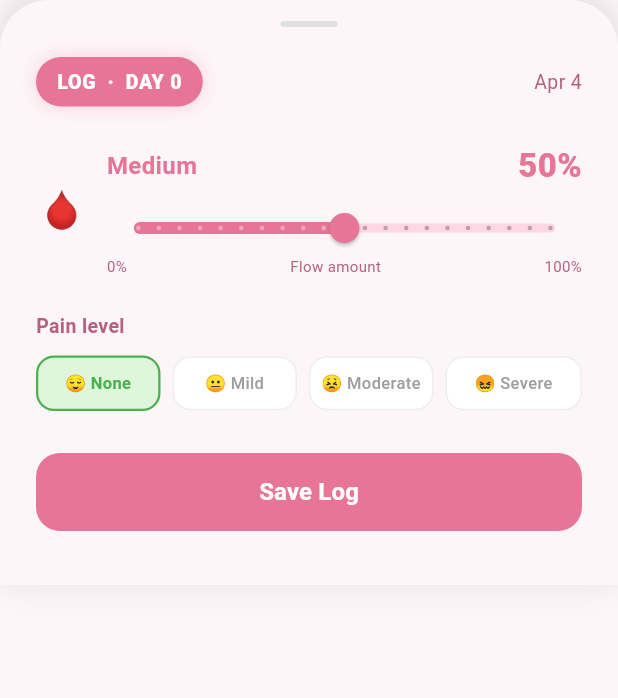
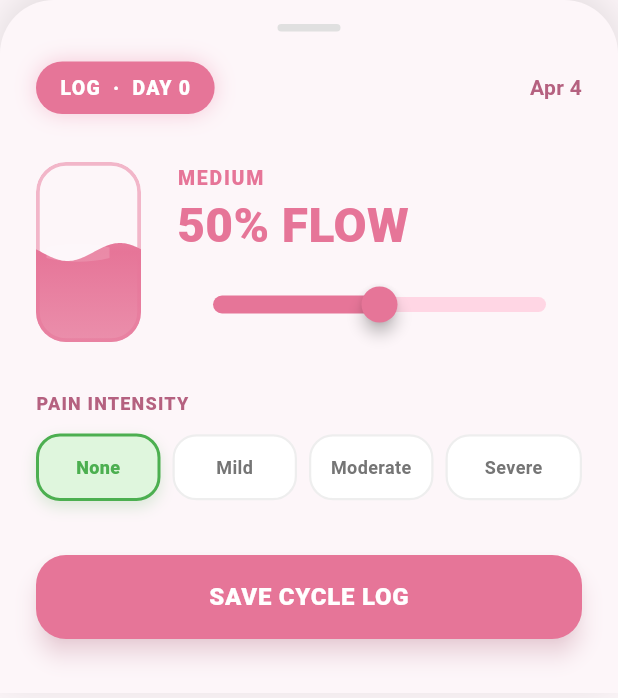
Before and after one commit to alwin-m/liora, a Flutter app: the DayLogSheet widget shown alone on an empty page, opened directly with empty values, on a phone screen of 412 x 824 dp. Shown: the top 698 px of the screen. Run offline on Flutter 3.47's test engine with Material 3 defaults, Android fonts, the phone set to English and light mode, and no system bars; our stand-ins replace cloud_firestore, firebase_auth, firebase_core, flutter_local_notifications, google_fonts, image_picker and 3 more; accounts and stored records are empty.

Commit message:
Enhanced cycle logging UI with interactive liquid vial animations and glassmorphic insight cards.

```diff
--- a/lib/widgets/day_log_sheet.dart
+++ b/lib/widgets/day_log_sheet.dart
@@ -2,9 +2,11 @@ import 'dart:math';
 import 'package:flutter/material.dart';
 import 'package:flutter/services.dart';
 
+import '../widgets/vial_painter.dart';
+
 // ─────────────────────────────────────────────────────────────────────────────
 //  DayLogSheet — iPhone-style bottom sheet for logging a single period day
-//  User logs:  flow percentage (slider)  +  pain level (pills)
+//  Now upgraded with real-time liquid-fill vial animations.
 // ─────────────────────────────────────────────────────────────────────────────
 
 class DayLogSheet extends StatefulWidget {
@@ -29,25 +31,61 @@ class DayLogSheet extends StatefulWidget {
   State<DayLogSheet> createState() => _DayLogSheetState();
 }
 
-class _DayLogSheetState extends State<DayLogSheet> {
+class _DayLogSheetState extends State<DayLogSheet> with TickerProviderStateMixin {
   late double _flow;  // 0.0–100.0
   late int _pain;     // 0–3
+
+  late final AnimationController _waveController;
+  late final AnimationController _fillController;
+  late Animation<double> _fillAnimation;
 
   @override
   void initState() {
     super.initState();
     _flow = widget.initialFlow.toDouble();
     _pain = widget.initialPain;
+
+    _waveController = AnimationController(
+      vsync: this,
+      duration: const Duration(seconds: 2),
+    )..repeat();
+
+    _fillController = AnimationController(
+      vsync: this,
+      duration: const Duration(milliseconds: 800),
+    );
+
+    _fillAnimation = Tween<double>(begin: _flow / 100, end: _flow / 100).animate(
+      CurvedAnimation(parent: _fillController, curve: Curves.easeOutCubic),
+    );
+
+    _fillController.forward();
+  }
+
+  @override
+  void dispose() {
+    _waveController.dispose();
+    _fillController.dispose();
+    super.dispose();
+  }
+
+  void _updateFlow(double newValue) {
+    HapticFeedback.selectionClick();
+    setState(() {
+      _flow = newValue;
+    });
+
+    // Animate the liquid level change
+    _fillAnimation = Tween<double>(
+      begin: _fillAnimation.value,
+      end: newValue / 100,
+    ).animate(
+      CurvedAnimation(parent: _fillController, curve: Curves.easeOutCubic),
+    );
+    _fillController.forward(from: 0);
   }
 
   // ── Helpers ──────────────────────────────────────────────────────────────
-  String get _flowEmoji {
-    if (_flow < 15) return '🩹';
-    if (_flow < 35) return '💧';
-    if (_flow < 60) return '🩸';
-    if (_flow < 80) return '🩸💧';
-    return '🩸🩸';
-  }
 
   String get _flowLabel {
     if (_flow < 15) return 'Spotting';
@@ -87,18 +125,18 @@ class _DayLogSheetState extends State<DayLogSheet> {
     return Container(
       decoration: const BoxDecoration(
         color: Color(0xFFFDF6F9),
-        borderRadius: BorderRadius.vertical(top: Radius.circular(32)),
-        boxShadow: [BoxShadow(color: Colors.black12, blurRadius: 20, offset: Offset(0, -4))],
+        borderRadius: BorderRadius.vertical(top: Radius.circular(36)),
+        boxShadow: [BoxShadow(color: Colors.black12, blurRadius: 25, offset: Offset(0, -6))],
       ),
       padding: EdgeInsets.fromLTRB(
-          24, 14, 24, MediaQuery.of(context).viewInsets.bottom + 36),
+          24, 16, 24, MediaQuery.of(context).viewInsets.bottom + 36),
       child: Column(
         mainAxisSize: MainAxisSize.min,
         children: [
-          // ── Handle ──
+          // ── Drag Handle ──
           Container(
-            width: 38,
-            height: 4,
+            width: 42,
+            height: 5,
             decoration: BoxDecoration(
               color: Colors.grey.shade300,
               borderRadius: BorderRadius.circular(10),
@@ -106,96 +144,118 @@ class _DayLogSheetState extends State<DayLogSheet> {
           ),
           const SizedBox(height: 20),
 
-          // ── Title row ──
+          // ── Header Row ──
           Row(children: [
             Container(
-              padding: const EdgeInsets.symmetric(horizontal: 14, vertical: 7),
+              padding: const EdgeInsets.symmetric(horizontal: 16, vertical: 8),
               decoration: BoxDecoration(
                 color: const Color(0xFFE67598),
                 borderRadius: BorderRadius.circular(22),
-                boxShadow: [BoxShadow(color: const Color(0xFFE67598).withValues(alpha: 0.3), blurRadius: 10)],
+                boxShadow: [BoxShadow(color: const Color(0xFFE67598).withValues(alpha: 0.35), blurRadius: 12)],
               ),
               child: Text(
                 'LOG  ·  DAY ${widget.dayNumber}',
                 style: const TextStyle(
-                  fontSize: 13, fontWeight: FontWeight.w800,
-                  color: Colors.white, letterSpacing: 0.5,
+                  fontSize: 13, fontWeight: FontWeight.w900,
+                  color: Colors.white, letterSpacing: 0.8,
                 ),
               ),
             ),
             const Spacer(),
             Text(
               _formatDate(widget.date),
-              style: const TextStyle(fontSize: 13, color: Color(0xFFB56180)),
+              style: const TextStyle(fontSize: 14, fontWeight: FontWeight.w600, color: Color(0xFFB56180)),
             ),
           ]),
-          const SizedBox(height: 24),
+          const SizedBox(height: 32),
 
-          // ── Flow section ──
-          Row(children: [
-            Text(_flowEmoji, style: const TextStyle(fontSize: 28)),
-            const SizedBox(width: 12),
-            Expanded(
-              child: Column(crossAxisAlignment: CrossAxisAlignment.start, children: [
-                Row(mainAxisAlignment: MainAxisAlignment.spaceBetween, children: [
-                  Text(
-                    _flowLabel,
-                    style: TextStyle(
-                      fontSize: 16, fontWeight: FontWeight.w700,
+          // ── Interactive Flow Section ──
+          Row(
+            crossAxisAlignment: CrossAxisAlignment.center,
+            children: [
+              // LARGE INTERACTIVE VIAL
+              SizedBox(
+                width: 70,
+                height: 120,
+                child: AnimatedBuilder(
+                  animation: Listenable.merge([_fillAnimation, _waveController]),
+                  builder: (context, _) => ClipRRect(
+                    borderRadius: BorderRadius.circular(20),
+                    child: CustomPaint(
+                      painter: VialPainter(
+                        fillFraction: _fillAnimation.value,
+                        wavePhase: _waveController.value,
                         color: _flowColor,
                       ),
-                  ),
-                  Text(
-                    '${_flow.round()}%',
-                    style: TextStyle(
-                      fontSize: 22, fontWeight: FontWeight.w800,
-                      color: _flowColor,
+                      child: Container(
+                        decoration: BoxDecoration(
+                          borderRadius: BorderRadius.circular(20),
+                          border: Border.all(
+                            color: _flowColor.withValues(alpha: 0.5),
+                            width: 2.5,
                           ),
                         ),
-                ]),
-                const SizedBox(height: 8),
+                      ),
+                    ),
+                  ),
+                ),
+              ),
+              const SizedBox(width: 24),
+
+              // Flow Controls
+              Expanded(
+                child: Column(
+                  crossAxisAlignment: CrossAxisAlignment.start,
+                  children: [
+                    Text(
+                      _flowLabel.toUpperCase(),
+                      style: TextStyle(
+                        fontSize: 13, fontWeight: FontWeight.w800,
+                        letterSpacing: 1.2, color: _flowColor,
+                      ),
+                    ),
+                    const SizedBox(height: 4),
+                    Text(
+                      '${_flow.round()}% FLOW',
+                      style: TextStyle(
+                        fontSize: 32, fontWeight: FontWeight.w900,
+                        color: _flowColor, height: 1.1,
+                      ),
+                    ),
+                    const SizedBox(height: 12),
                     SliderTheme(
                       data: SliderTheme.of(context).copyWith(
                         activeTrackColor: _flowColor,
                         inactiveTrackColor: const Color(0xFFFFD6E4),
                         thumbColor: _flowColor,
-                    thumbShape: const RoundSliderThumbShape(enabledThumbRadius: 10),
-                    overlayShape: const RoundSliderOverlayShape(overlayRadius: 18),
-                    trackHeight: 6,
+                        thumbShape: const RoundSliderThumbShape(enabledThumbRadius: 12, elevation: 4),
+                        trackHeight: 10,
+                        overlayColor: _flowColor.withValues(alpha: 0.2),
                       ),
                       child: Slider(
                         value: _flow,
                         min: 0,
                         max: 100,
-                    divisions: 20,
-                    onChanged: (v) {
-                      HapticFeedback.selectionClick();
-                      setState(() => _flow = v);
-                    },
+                        divisions: 100, // Smoother slide
+                        onChanged: _updateFlow,
                       ),
                     ),
-                const Row(
-                  mainAxisAlignment: MainAxisAlignment.spaceBetween,
-                  children: [
-                    Text('0%', style: TextStyle(fontSize: 10, color: Color(0xFFB56180))),
-                    Text('Flow amount', style: TextStyle(fontSize: 10, color: Color(0xFFB56180))),
-                    Text('100%', style: TextStyle(fontSize: 10, color: Color(0xFFB56180))),
                   ],
                 ),
-              ]),
               ),
-          ]),
-          const SizedBox(height: 24),
+            ],
+          ),
+          const SizedBox(height: 32),
 
-          // ── Pain section ──
+          // ── Pain Section ──
           const Align(
             alignment: Alignment.centerLeft,
             child: Text(
-              'Pain level',
-              style: TextStyle(fontSize: 13, fontWeight: FontWeight.w600, color: Color(0xFFB56180)),
+              'PAIN INTENSITY',
+              style: TextStyle(fontSize: 12, fontWeight: FontWeight.w800, letterSpacing: 0.8, color: Color(0xFFB56180)),
             ),
           ),
-          const SizedBox(height: 10),
+          const SizedBox(height: 12),
           Row(
             children: List.generate(4, (i) {
               final selected = _pain == i;
@@ -208,23 +268,26 @@ class _DayLogSheetState extends State<DayLogSheet> {
                       setState(() => _pain = i);
                     },
                     child: AnimatedContainer(
-                      duration: const Duration(milliseconds: 200),
-                      padding: const EdgeInsets.symmetric(vertical: 9),
+                      duration: const Duration(milliseconds: 250),
+                      padding: const EdgeInsets.symmetric(vertical: 12),
                       decoration: BoxDecoration(
                         color: selected ? _painColors[i] : Colors.white,
-                        borderRadius: BorderRadius.circular(12),
+                        borderRadius: BorderRadius.circular(16),
                         border: Border.all(
                           color: selected ? _painText[i] : Colors.grey.shade200,
-                          width: selected ? 1.5 : 1,
+                          width: selected ? 2.0 : 1.5,
                         ),
+                        boxShadow: selected ? [
+                          BoxShadow(color: _painText[i].withValues(alpha: 0.2), blurRadius: 8, offset: const Offset(0, 4))
+                        ] : null,
                       ),
                       child: Text(
-                        _painLabels[i],
+                        _painLabels[i].split(' ').last, // Text only for compact fit
                         textAlign: TextAlign.center,
                         style: TextStyle(
-                          fontSize: 11,
-                          fontWeight: selected ? FontWeight.w700 : FontWeight.w500,
-                          color: selected ? _painText[i] : Colors.grey,
+                          fontSize: 12,
+                          fontWeight: selected ? FontWeight.w800 : FontWeight.w600,
+                          color: selected ? _painText[i] : Colors.grey.shade600,
                         ),
                       ),
                     ),
@@ -233,25 +296,26 @@ class _DayLogSheetState extends State<DayLogSheet> {
               );
             }),
           ),
-          const SizedBox(height: 28),
+          const SizedBox(height: 36),
 
-          // ── Save button ──
+          // ── Save Button ──
           SizedBox(
             width: double.infinity,
-            height: 52,
+            height: 56,
             child: ElevatedButton(
               style: ElevatedButton.styleFrom(
                 backgroundColor: const Color(0xFFE67598),
                 foregroundColor: Colors.white,
-                shape: RoundedRectangleBorder(borderRadius: BorderRadius.circular(16)),
-                elevation: 0,
+                shape: RoundedRectangleBorder(borderRadius: BorderRadius.circular(20)),
+                elevation: 6,
+                shadowColor: const Color(0xFFE67598).withValues(alpha: 0.4),
               ),
               onPressed: () {
                 HapticFeedback.mediumImpact();
                 Navigator.pop(context);
                 widget.onSave(_flow.round(), _pain);
               },
-              child: const Text('Save Log', style: TextStyle(fontSize: 16, fontWeight: FontWeight.w700)),
+              child: const Text('SAVE CYCLE LOG', style: TextStyle(fontSize: 16, fontWeight: FontWeight.w900, letterSpacing: 0.5)),
             ),
           ),
         ],
--- /dev/null
+++ b/lib/widgets/vial_painter.dart
@@ -0,0 +1,63 @@
+import 'dart:math';
+import 'package:flutter/material.dart';
+
+class VialPainter extends CustomPainter {
+  final double fillFraction;
+  final double wavePhase;
+  final Color? color;
+
+  const VialPainter({
+    required this.fillFraction,
+    required this.wavePhase,
+    this.color,
+  });
+
+  @override
+  void paint(Canvas canvas, Size size) {
+    if (fillFraction <= 0) return;
+
+    final baseColor = color ?? const Color(0xFFE67598);
+
+    final paint = Paint()
+      ..shader = LinearGradient(
+        begin: Alignment.topCenter,
+        end: Alignment.bottomCenter,
+        colors: [
+          baseColor.withValues(alpha: 0.7),
+          baseColor,
+          baseColor.withValues(alpha: 0.8),
+        ],
+      ).createShader(Rect.fromLTWH(0, 0, size.width, size.height));
+
+    final waveH = size.height * 0.05;
+    final baseY = size.height * (1.0 - fillFraction);
+    final path = Path()..moveTo(0, baseY);
+
+    for (double x = 0; x <= size.width; x += 1.0) {
+      path.lineTo(
+        x,
+        baseY + sin((x / size.width) * 2 * pi + wavePhase * 2 * pi) * waveH,
+      );
+    }
+    path.lineTo(size.width, size.height);
+    path.lineTo(0, size.height);
+    path.close();
+    canvas.drawPath(path, paint);
+
+    // Shimmer effect
+    final shimmer = Paint()
+      ..color = Colors.white.withValues(alpha: 0.15)
+      ..style = PaintingStyle.fill;
+    final sp = Path()
+      ..moveTo(size.width * 0.1, baseY - 3)
+      ..quadraticBezierTo(size.width * 0.4, baseY - 8, size.width * 0.7, baseY - 3)
+      ..lineTo(size.width * 0.7, baseY + 4)
+      ..quadraticBezierTo(size.width * 0.4, baseY + 9, size.width * 0.1, baseY + 4)
+      ..close();
+    canvas.drawPath(sp, shimmer);
+  }
+
+  @override
+  bool shouldRepaint(VialPainter old) =>
+      old.fillFraction != fillFraction || old.wavePhase != wavePhase || old.color != color;
+}
```
Also changed, not shown: lib/home/home_screen.dart (+111 -32 lines). Lines whose indentation alone changed are shown as unchanged.
